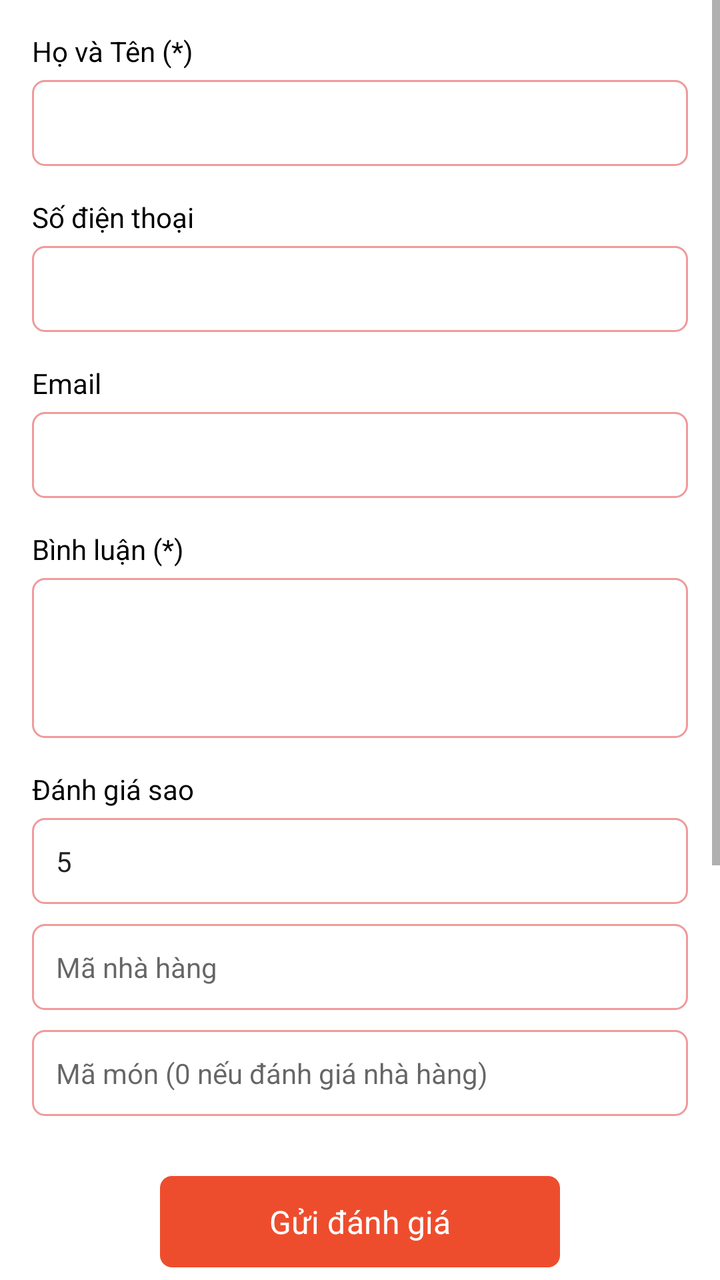
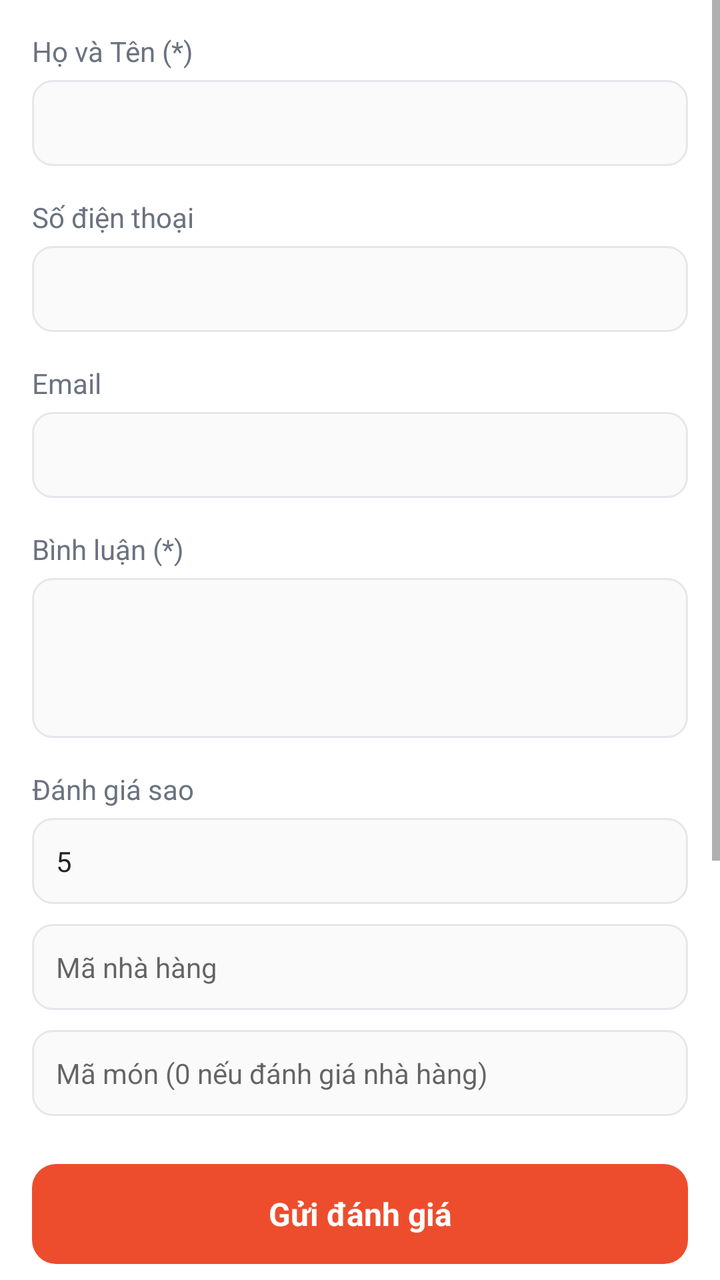

Two renders of the same Android screen: before a commit and after it. Below are the layout's source before the change and the commit's diff.
<!-- AndroidManifest.xml: application theme AppTheme -->
<!-- res/layout/fragment_feedback.xml -->
<?xml version="1.0" encoding="utf-8"?>
<ScrollView xmlns:android="http://schemas.android.com/apk/res/android"
    xmlns:tools="http://schemas.android.com/tools"
    android:layout_width="match_parent"
    android:layout_height="match_parent"
    android:background="@color/screenBackground"
    tools:ignore="Autofill,LabelFor" >

    <LinearLayout
        android:layout_width="match_parent"
        android:layout_height="wrap_content"
        android:background="@color/surfaceBackground"
        android:orientation="vertical"
        android:padding="@dimen/define_dimen_16">

        <TextView
            android:layout_width="wrap_content"
            android:layout_height="wrap_content"
            android:text="@string/feedback_name"
            android:textColor="@color/black" />

        <EditText
            android:id="@+id/edt_name"
            android:layout_width="match_parent"
            android:layout_height="wrap_content"
            android:layout_marginTop="@dimen/define_dimen_5"
            android:background="@drawable/bg_white_shape_border_red"
            android:imeOptions="actionNext"
            android:inputType="text"
            android:padding="@dimen/define_dimen_12"
            android:textSize="@dimen/text_size_small" />

        <TextView
            android:layout_width="wrap_content"
            android:layout_height="wrap_content"
            android:layout_marginTop="@dimen/define_dimen_16"
            android:text="@string/feedback_phone"
            android:textColor="@color/black" />

        <EditText
            android:id="@+id/edt_phone"
            android:layout_width="match_parent"
            android:layout_height="wrap_content"
            android:layout_marginTop="@dimen/define_dimen_5"
            android:background="@drawable/bg_white_shape_border_red"
            android:imeOptions="actionNext"
            android:inputType="phone"
            android:padding="@dimen/define_dimen_12"
            android:textSize="@dimen/text_size_small" />

        <TextView
            android:layout_width="wrap_content"
            android:layout_height="wrap_content"
            android:layout_marginTop="@dimen/define_dimen_16"
            android:text="@string/feedback_email"
            android:textColor="@color/black" />

        <EditText
            android:id="@+id/edt_email"
            android:layout_width="match_parent"
            android:layout_height="wrap_content"
            android:layout_marginTop="@dimen/define_dimen_5"
            android:background="@drawable/bg_white_shape_border_red"
            android:imeOptions="actionNext"
            android:enabled="false"
            android:focusable="false"
            android:textColor="@color/textColorSecondary"
            android:inputType="textEmailAddress"
            android:padding="@dimen/define_dimen_12"
            android:textSize="@dimen/text_size_small" />

        <TextView
            android:layout_width="wrap_content"
            android:layout_height="wrap_content"
            android:layout_marginTop="@dimen/define_dimen_16"
            android:text="@string/feedback_comment"
            android:textColor="@color/black" />

        <EditText
            android:id="@+id/edt_comment"
            android:layout_width="match_parent"
            android:layout_height="@dimen/define_dimen_80"
            android:layout_marginTop="@dimen/define_dimen_5"
            android:background="@drawable/bg_white_shape_border_red"
            android:gravity="start"
            android:imeOptions="actionDone"
            android:maxLength="1000"
            android:inputType="textMultiLine"
            android:padding="@dimen/define_dimen_12"
            android:textSize="@dimen/text_size_small" />

        <TextView
            android:layout_width="wrap_content"
            android:layout_height="wrap_content"
            android:layout_marginTop="@dimen/define_dimen_16"
            android:text="@string/review_rating"
            android:textColor="@color/black" />

        <EditText
            android:id="@+id/edt_rating"
            android:layout_width="match_parent"
            android:layout_height="wrap_content"
            android:layout_marginTop="@dimen/define_dimen_5"
            android:background="@drawable/bg_white_shape_border_red"
            android:inputType="number"
            android:text="5"
            android:padding="@dimen/define_dimen_12"
            android:textSize="@dimen/text_size_small" />

        <EditText
            android:id="@+id/edt_restaurant_id"
            android:layout_width="match_parent"
            android:layout_height="wrap_content"
            android:layout_marginTop="@dimen/define_dimen_10"
            android:background="@drawable/bg_white_shape_border_red"
            android:hint="@string/hint_review_restaurant_id"
            android:inputType="number"
            android:padding="@dimen/define_dimen_12"
            android:textSize="@dimen/text_size_small" />

        <EditText
            android:id="@+id/edt_food_id"
            android:layout_width="match_parent"
            android:layout_height="wrap_content"
            android:layout_marginTop="@dimen/define_dimen_10"
            android:background="@drawable/bg_white_shape_border_red"
            android:hint="@string/hint_review_food_id"
            android:inputType="number"
            android:padding="@dimen/define_dimen_12"
            android:textSize="@dimen/text_size_small" />

        <TextView
            android:id="@+id/tv_send_feedback"
            android:layout_width="@dimen/define_dimen_200"
            android:layout_height="wrap_content"
            android:layout_gravity="center_horizontal"
            android:layout_marginTop="30dp"
            android:background="@drawable/bg_red_shape_corner_6"
            android:gravity="center"
            android:padding="@dimen/define_dimen_12"
            android:text="@string/submit_review"
            android:textColor="@color/white"
            android:textSize="@dimen/text_size_normal" />

        <TextView
            android:layout_width="wrap_content"
            android:layout_height="wrap_content"
            android:layout_marginTop="@dimen/define_dimen_20"
            android:text="@string/manage_reviews"
            android:textColor="@color/colorPrimaryDark"
            android:textStyle="bold" />

        <androidx.recyclerview.widget.RecyclerView
            android:id="@+id/rcv_feedback"
            android:layout_width="match_parent"
            android:layout_height="@dimen/define_dimen_250"
            android:layout_marginTop="@dimen/define_dimen_8" />
    </LinearLayout>
</ScrollView>
<!-- resources referenced by this layout -->
<resources>
  <color name="black">#000000</color>
  <color name="colorPrimaryDark">#D73211</color>
  <color name="screenBackground">#F5F5F5</color>
  <color name="surfaceBackground">#FFFFFF</color>
  <color name="textColorSecondary">#6D6E70</color>
  <color name="white">#ffffff</color>
  <dimen name="define_dimen_10">10dp</dimen>
  <dimen name="define_dimen_12">12dp</dimen>
  <dimen name="define_dimen_16">16dp</dimen>
  <dimen name="define_dimen_20">20dp</dimen>
  <dimen name="define_dimen_200">200dp</dimen>
  <dimen name="define_dimen_250">250dp</dimen>
  <dimen name="define_dimen_5">5dp</dimen>
  <dimen name="define_dimen_8">8dp</dimen>
  <dimen name="define_dimen_80">80dp</dimen>
  <dimen name="text_size_normal">16sp</dimen>
  <dimen name="text_size_small">14sp</dimen>
  <!-- drawable bg_red_shape_corner_6 (drawable) -->
  <?xml version="1.0" encoding="utf-8"?>
  
  <shape xmlns:android="http://schemas.android.com/apk/res/android">
      <corners android:radius="6dp"/>
      <solid android:color="@color/colorPrimary"/>
  </shape>
  <!-- drawable bg_white_shape_border_red (drawable) -->
  <?xml version="1.0" encoding="utf-8"?>
  
  <shape xmlns:android="http://schemas.android.com/apk/res/android">
      <corners android:radius="6dp"/>
      <solid android:color="@color/white"/>
      <stroke android:width="1dp" android:color="@color/red"/>
  </shape>
  <string name="feedback_comment">Bình luận (*)</string>
  <string name="feedback_email">Email</string>
  <string name="feedback_name">Họ và Tên (*)</string>
  <string name="feedback_phone">Số điện thoại</string>
  <string name="hint_review_food_id">Mã món (0 nếu đánh giá nhà hàng)</string>
  <string name="hint_review_restaurant_id">Mã nhà hàng</string>
  <string name="manage_reviews">Quản lý đánh giá</string>
  <string name="review_rating">Đánh giá sao</string>
  <string name="submit_review">Gửi đánh giá</string>
  <style name="AppTheme" parent="Theme.AppCompat.Light.NoActionBar">
          <item name="colorPrimary">@color/colorPrimary</item>
          <item name="colorPrimaryDark">@color/colorPrimaryDark</item>
          <item name="colorAccent">@color/colorAccent</item>
          <item name="android:statusBarColor">@color/brandOrangeDark</item>
          <item name="android:windowBackground">@color/screenBackground</item>
          <item name="android:textColor">@color/textColorPrimary</item>
      </style>
  <color name="colorPrimary">#EE4D2D</color>
  <color name="red">#EF9A9A</color>
  <color name="colorAccent">#FF7A47</color>
  <color name="brandOrangeDark">#D73211</color>
  <color name="textColorPrimary">#222222</color>
</resources>

<!-- the commit's change to res/layout/fragment_feedback.xml (unified diff, before → after) -->
@@ -17,14 +17,14 @@
             android:layout_width="wrap_content"
             android:layout_height="wrap_content"
             android:text="@string/feedback_name"
-            android:textColor="@color/black" />
+            android:textColor="@color/neutral500" />
 
         <EditText
             android:id="@+id/edt_name"
             android:layout_width="match_parent"
             android:layout_height="wrap_content"
             android:layout_marginTop="@dimen/define_dimen_5"
-            android:background="@drawable/bg_white_shape_border_red"
+            android:background="@drawable/bg_input_field"
             android:imeOptions="actionNext"
             android:inputType="text"
             android:padding="@dimen/define_dimen_12"
@@ -35,14 +35,14 @@
             android:layout_height="wrap_content"
             android:layout_marginTop="@dimen/define_dimen_16"
             android:text="@string/feedback_phone"
-            android:textColor="@color/black" />
+            android:textColor="@color/neutral500" />
 
         <EditText
             android:id="@+id/edt_phone"
             android:layout_width="match_parent"
             android:layout_height="wrap_content"
             android:layout_marginTop="@dimen/define_dimen_5"
-            android:background="@drawable/bg_white_shape_border_red"
+            android:background="@drawable/bg_input_field"
             android:imeOptions="actionNext"
             android:inputType="phone"
             android:padding="@dimen/define_dimen_12"
@@ -53,14 +53,14 @@
             android:layout_height="wrap_content"
             android:layout_marginTop="@dimen/define_dimen_16"
             android:text="@string/feedback_email"
-            android:textColor="@color/black" />
+            android:textColor="@color/neutral500" />
 
         <EditText
             android:id="@+id/edt_email"
             android:layout_width="match_parent"
             android:layout_height="wrap_content"
             android:layout_marginTop="@dimen/define_dimen_5"
-            android:background="@drawable/bg_white_shape_border_red"
+            android:background="@drawable/bg_input_field"
             android:imeOptions="actionNext"
             android:enabled="false"
             android:focusable="false"
@@ -74,14 +74,14 @@
             android:layout_height="wrap_content"
             android:layout_marginTop="@dimen/define_dimen_16"
             android:text="@string/feedback_comment"
-            android:textColor="@color/black" />
+            android:textColor="@color/neutral500" />
 
         <EditText
             android:id="@+id/edt_comment"
             android:layout_width="match_parent"
             android:layout_height="@dimen/define_dimen_80"
             android:layout_marginTop="@dimen/define_dimen_5"
-            android:background="@drawable/bg_white_shape_border_red"
+            android:background="@drawable/bg_input_field"
             android:gravity="start"
             android:imeOptions="actionDone"
             android:maxLength="1000"
@@ -94,14 +94,14 @@
             android:layout_height="wrap_content"
             android:layout_marginTop="@dimen/define_dimen_16"
             android:text="@string/review_rating"
-            android:textColor="@color/black" />
+            android:textColor="@color/neutral500" />
 
         <EditText
             android:id="@+id/edt_rating"
             android:layout_width="match_parent"
             android:layout_height="wrap_content"
             android:layout_marginTop="@dimen/define_dimen_5"
-            android:background="@drawable/bg_white_shape_border_red"
+            android:background="@drawable/bg_input_field"
             android:inputType="number"
             android:text="5"
             android:padding="@dimen/define_dimen_12"
@@ -112,7 +112,7 @@
             android:layout_width="match_parent"
             android:layout_height="wrap_content"
             android:layout_marginTop="@dimen/define_dimen_10"
-            android:background="@drawable/bg_white_shape_border_red"
+            android:background="@drawable/bg_input_field"
             android:hint="@string/hint_review_restaurant_id"
             android:inputType="number"
             android:padding="@dimen/define_dimen_12"
@@ -123,7 +123,7 @@
             android:layout_width="match_parent"
             android:layout_height="wrap_content"
             android:layout_marginTop="@dimen/define_dimen_10"
-            android:background="@drawable/bg_white_shape_border_red"
+            android:background="@drawable/bg_input_field"
             android:hint="@string/hint_review_food_id"
             android:inputType="number"
             android:padding="@dimen/define_dimen_12"
@@ -131,23 +131,23 @@
 
         <TextView
             android:id="@+id/tv_send_feedback"
-            android:layout_width="@dimen/define_dimen_200"
-            android:layout_height="wrap_content"
-            android:layout_gravity="center_horizontal"
-            android:layout_marginTop="30dp"
-            android:background="@drawable/bg_red_shape_corner_6"
+            android:layout_width="match_parent"
+            android:layout_height="@dimen/define_dimen_50"
+            android:layout_marginTop="@dimen/define_dimen_24"
+            android:background="@drawable/bg_primary_button"
             android:gravity="center"
-            android:padding="@dimen/define_dimen_12"
             android:text="@string/submit_review"
             android:textColor="@color/white"
-            android:textSize="@dimen/text_size_normal" />
+            android:textSize="@dimen/text_size_normal"
+            android:textStyle="bold" />
 
         <TextView
             android:layout_width="wrap_content"
             android:layout_height="wrap_content"
-            android:layout_marginTop="@dimen/define_dimen_20"
+            android:layout_marginTop="@dimen/define_dimen_24"
             android:text="@string/manage_reviews"
-            android:textColor="@color/colorPrimaryDark"
+            android:textColor="@color/neutral900"
+            android:textSize="@dimen/text_size_normal"
             android:textStyle="bold" />
 
         <androidx.recyclerview.widget.RecyclerView
<!-- resource entries referenced after the edit -->
@@ -1,37 +1,48 @@
 <!-- resources referenced by this layout -->
 <resources>
-  <color name="black">#000000</color>
+  <color name="neutral500">#6B7280</color>
+  <color name="neutral900">#111827</color>
   <color name="colorPrimaryDark">#D73211</color>
-  <color name="screenBackground">#F5F5F5</color>
+  <color name="screenBackground">#F5F5F7</color>
   <color name="surfaceBackground">#FFFFFF</color>
   <color name="textColorSecondary">#6D6E70</color>
   <color name="white">#ffffff</color>
   <dimen name="define_dimen_10">10dp</dimen>
   <dimen name="define_dimen_12">12dp</dimen>
   <dimen name="define_dimen_16">16dp</dimen>
-  <dimen name="define_dimen_20">20dp</dimen>
-  <dimen name="define_dimen_200">200dp</dimen>
+  <dimen name="define_dimen_24">24dp</dimen>
   <dimen name="define_dimen_250">250dp</dimen>
   <dimen name="define_dimen_5">5dp</dimen>
+  <dimen name="define_dimen_50">50dp</dimen>
   <dimen name="define_dimen_8">8dp</dimen>
   <dimen name="define_dimen_80">80dp</dimen>
   <dimen name="text_size_normal">16sp</dimen>
   <dimen name="text_size_small">14sp</dimen>
-  <!-- drawable bg_red_shape_corner_6 (drawable) -->
+  <!-- drawable bg_input_field (drawable) -->
   <?xml version="1.0" encoding="utf-8"?>
-  
-  <shape xmlns:android="http://schemas.android.com/apk/res/android">
-      <corners android:radius="6dp"/>
-      <solid android:color="@color/colorPrimary"/>
+  <shape xmlns:android="http://schemas.android.com/apk/res/android"
+      android:shape="rectangle">
+      <solid android:color="@color/neutral50" />
+      <corners android:radius="10dp" />
+      <stroke android:width="1dp" android:color="@color/neutral200" />
   </shape>
-  <!-- drawable bg_white_shape_border_red (drawable) -->
+  <!-- drawable bg_primary_button (drawable) -->
   <?xml version="1.0" encoding="utf-8"?>
-  
-  <shape xmlns:android="http://schemas.android.com/apk/res/android">
-      <corners android:radius="6dp"/>
-      <solid android:color="@color/white"/>
-      <stroke android:width="1dp" android:color="@color/red"/>
-  </shape>
+  <ripple xmlns:android="http://schemas.android.com/apk/res/android"
+      android:color="@color/rippleLight">
+      <item android:id="@android:id/mask">
+          <shape android:shape="rectangle">
+              <solid android:color="@color/white" />
+              <corners android:radius="12dp" />
+          </shape>
+      </item>
+      <item>
+          <shape android:shape="rectangle">
+              <solid android:color="@color/brandOrange" />
+              <corners android:radius="12dp" />
+          </shape>
+      </item>
+  </ripple>
   <string name="feedback_comment">Bình luận (*)</string>
   <string name="feedback_email">Email</string>
   <string name="feedback_name">Họ và Tên (*)</string>
@@ -49,8 +60,11 @@
           <item name="android:windowBackground">@color/screenBackground</item>
           <item name="android:textColor">@color/textColorPrimary</item>
       </style>
+  <color name="neutral50">#FAFAFB</color>
+  <color name="neutral200">#E5E7EB</color>
+  <color name="rippleLight">#33FFFFFF</color>
+  <color name="brandOrange">#EE4D2D</color>
   <color name="colorPrimary">#EE4D2D</color>
-  <color name="red">#EF9A9A</color>
   <color name="colorAccent">#FF7A47</color>
   <color name="brandOrangeDark">#D73211</color>
   <color name="textColorPrimary">#222222</color>
